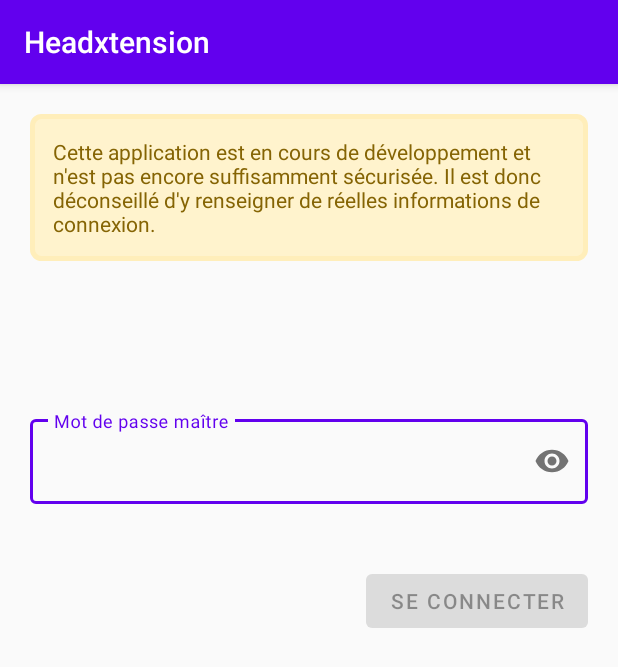
After one commit to Guillaume-Elambert/HeadXtension, an Android app: the fragment LoginFragment shown on its own in the app's theme, on a phone screen of 412 x 824 dp. The commit adds this screen. Shown: the top 667 px of the screen. Run offline under Robolectric (Android 15) with nearby library versions, the phone set to English and light mode, and no system bars; 2 statements that could not run were skipped.

Commit message:
+ Gestion de session à travers toute l'application + Page de connexion :      + Layout      + Classe d'implémentation + Cryptage de la base de données + Quelques correctifs de bugs + Quelques correctifs de code

```diff
--- a/app/build.gradle
+++ b/app/build.gradle
@@ -25,12 +25,13 @@ android {
 
 dependencies {
     implementation fileTree(dir: 'libs', include: ['*.jar'])
-
     implementation 'androidx.appcompat:appcompat:1.1.0'
     implementation 'com.google.android.material:material:1.1.0-alpha06'
     implementation 'androidx.constraintlayout:constraintlayout:1.1.3'
     implementation 'androidx.navigation:navigation-fragment:2.2.1'
     implementation 'androidx.navigation:navigation-ui:2.2.1'
+    implementation 'androidx.sqlite:sqlite:2.1.0'
+    implementation 'net.zetetic:android-database-sqlcipher:4.3.0@aar'
     testImplementation 'junit:junit:4.12'
     androidTestImplementation 'androidx.test.ext:junit:1.1.1'
     androidTestImplementation 'androidx.test.espresso:espresso-core:3.2.0'
--- a/app/src/main/AndroidManifest.xml
+++ b/app/src/main/AndroidManifest.xml
@@ -1,5 +1,6 @@
 <?xml version="1.0" encoding="utf-8"?>
 <manifest xmlns:android="http://schemas.android.com/apk/res/android"
+    xmlns:tools="http://schemas.android.com/tools"
     package="com.example.headxtension">
 
     <application
@@ -9,9 +10,10 @@
         android:label="@string/app_name"
         android:roundIcon="@mipmap/ic_launcher_round"
         android:supportsRtl="true"
-        android:theme="@style/AppTheme">
+        android:theme="@style/AppTheme"
+        tools:ignore="InnerclassSeparator">
         <activity
-            android:name="$Controlleur.MainActivity"
+            android:name=".Controlleur.MainActivity"
             android:label="@string/app_name"
             android:theme="@style/AppTheme.NoActionBar">
             <intent-filter>
--- /dev/null
+++ b/app/src/main/java/com/example/headxtension/Controlleur/LoginFragment.java
@@ -0,0 +1,130 @@
+package com.example.headxtension.Controlleur;
+
+import android.os.Bundle;
+import android.text.Editable;
+import android.text.TextWatcher;
+import android.util.Log;
+import android.view.LayoutInflater;
+import android.view.View;
+import android.view.ViewGroup;
+import android.widget.EditText;
+
+import androidx.annotation.NonNull;
+import androidx.fragment.app.Fragment;
+import androidx.navigation.NavController;
+import androidx.navigation.Navigation;
+
+import com.example.headxtension.Modele.HeadXtensionDAO;
+import com.example.headxtension.Modele.Session;
+import com.example.headxtension.R;
+import com.google.android.material.button.MaterialButton;
+import com.google.android.material.textfield.TextInputLayout;
+
+import java.util.regex.Pattern;
+
+public class LoginFragment extends Fragment {
+    private NavController navController;
+    private Session session = Session.getInstance();
+
+    @Override
+    public View onCreateView(
+            LayoutInflater inflater, ViewGroup container,
+            Bundle savedInstanceState
+    ) {
+        // Inflate the layout for this fragment
+        return inflater.inflate(R.layout.fragment_login, container, false);
+    }
+
+
+    public void onViewCreated(@NonNull final View view, Bundle savedInstanceState) {
+
+        super.onViewCreated(view, savedInstanceState);
+        navController = Navigation.findNavController(view);
+        Log.d("bddTest",String.valueOf(session.getRegistrationState()));
+
+        if(session.getRegistrationState()) {
+            final TextInputLayout passwordLayout = view.findViewById(R.id.password_text_input);
+            final EditText password = view.findViewById(R.id.passwordLogin);
+            final MaterialButton btnConnexion = view.findViewById(R.id.btnConnexion);
+
+            password.addTextChangedListener(new TextWatcher() {
+
+                /*
+                 * Entrée : l'utilisateur saisi du texte
+                 */
+                @Override
+                public void onTextChanged(CharSequence s, int start, int before, int count) {
+                    if(regexMdp(password.getText().toString())){
+
+                        if(!btnConnexion.isEnabled()){
+                            btnConnexion.setEnabled(true);
+                        }
+
+                        btnConnexion.setOnClickListener(new View.OnClickListener() {
+
+                            /*
+                             * Entrée : l'utilisation clic sur le bouton de validation du formulaire
+                             */
+                            @Override
+                            public void onClick(View view) {
+                                if (HeadXtensionDAO.checkBDOpenable(getActivity(), "")) {
+                                    session.setAuthenticationState(true);
+                                    navController.navigate(R.id.MainPageFragment);
+                                } else {
+                                    passwordLayout.setError(getString(R.string.loginWrongPassword));
+                                }
+                            }
+                        });
+
+                    } else {
+                        if(btnConnexion.isEnabled()){
+                            btnConnexion.setEnabled(false);
+                        }
+
+                    }
+                }
+
+                @Override
+                public void beforeTextChanged(CharSequence s, int start, int count, int after) {
+                    //Rien
+                }
+
+                @Override
+                public void afterTextChanged(Editable s) {
+                    //Rien
+                }
+            });
+        } else {
+                navController.navigate(R.id.SigninFragment);
+        }
+    }
+
+
+    /**
+     * Fonction qui verifie si la chaîne de caractères passée en paramètre correspond au format suivant :
+     *      - au moins 8 caractères
+     *      - au moins 1 lettre minuscule
+     *      - au moins 1 lettre majuscule
+     *      - au moins 1 chiffre
+     *      - au moins 1 caractère spécial
+     *      - pas d'espaces
+     * @param password le mot de passe saisi
+     * @return vrai si le mot de passe passé en paramètre correspond au format
+     */
+    private boolean regexMdp(String password){
+        boolean exec=false;
+        Pattern mdpPatern = Pattern.compile("^" +
+                "(?=.*[a-z])" +         //au moins 1 lettre minuscule
+                "(?=.*[A-Z])" +         //au moins 1 lettre majuscule
+                "(?=.*[0-9])" +         //au moins 1 chiffre
+                "(?=.*[@#$%^&+=])" +    //au moins 1 caractère spécial
+                "(?=\\S+$)" +           //pas d'espaces
+                ".{8,}" +               //au moins 8 caractères
+                "$");
+
+        if(mdpPatern.matcher(password).matches()){
+            exec = true;
+        }
+        return exec;
+    }
+}
--- a/app/src/main/java/com/example/headxtension/Modele/Credentials.java
+++ b/app/src/main/java/com/example/headxtension/Modele/Credential.java
@@ -3,12 +3,12 @@ package com.example.headxtension.Modele;
 import androidx.annotation.NonNull;
 import androidx.annotation.Nullable;
 
-public class Credentials {
+public class Credential {
 
     private int id;
     private String name, url, username, password;
 
-    public Credentials(int id, String name, @NonNull String url, @NonNull String username, @NonNull String password){
+    public Credential(int id, String name, @NonNull String url, @NonNull String username, @NonNull String password){
         this.id = id;
         this.name = name;
         this.url = url;
--- /dev/null
+++ b/app/src/main/java/com/example/headxtension/Modele/Session.java
@@ -0,0 +1,50 @@
+package com.example.headxtension.Modele;
+
+import android.content.Context;
+import android.content.SharedPreferences;
+import android.preference.PreferenceManager;
+
+public class Session{
+    private static Session mInstance;
+    private Context mContext;
+    //
+    private SharedPreferences mMyPreferences;
+
+    private Session(){ }
+
+    public static Session getInstance(){
+        if (mInstance == null) mInstance = new Session();
+        return mInstance;
+    }
+
+    public void Initialize(Context ctxt){
+        mContext = ctxt;
+        mMyPreferences = PreferenceManager.getDefaultSharedPreferences(mContext);
+    }
+
+    public void setStringPreference(String key, String value){
+        mMyPreferences.edit().putString(key, value).apply();
+    }
+
+    public String getStringPreference(String key){
+        return mMyPreferences.getString(key, "");
+    }
+
+    public void setAuthenticationState(boolean isLogin){
+        mMyPreferences.edit().putBoolean("isLogin",isLogin).apply();
+    }
+
+    public void setRegistrationState(boolean isRegister){
+        mMyPreferences.edit().putBoolean("isRegister",isRegister).apply();
+    }
+
+    public boolean getAuthenticationState(){
+        return mMyPreferences.getBoolean("isLogin",false);
+    }
+
+    public boolean getRegistrationState(){
+        return mMyPreferences.getBoolean("isRegister",false);
+    }
+
+
+}
--- a/app/src/main/res/layout/content_main.xml
+++ b/app/src/main/res/layout/content_main.xml
@@ -16,4 +16,5 @@
         app:layout_constraintRight_toRightOf="parent"
         app:layout_constraintTop_toTopOf="parent"
         app:navGraph="@navigation/nav_graph" />
+
 </androidx.constraintlayout.widget.ConstraintLayout>
--- /dev/null
+++ b/app/src/main/res/layout/fragment_login.xml
@@ -0,0 +1,67 @@
+<?xml version="1.0" encoding="utf-8"?>
+<ScrollView xmlns:android="http://schemas.android.com/apk/res/android"
+    xmlns:app="http://schemas.android.com/apk/res-auto"
+    xmlns:tools="http://schemas.android.com/tools"
+    android:layout_width="match_parent"
+    android:layout_height="match_parent"
+    tools:context=".Controlleur.LoginFragment"
+    android:theme="@style/Theme.MaterialComponents.DayNight">
+
+    <androidx.constraintlayout.widget.ConstraintLayout
+        android:layout_width="match_parent"
+        android:layout_height="wrap_content">
+
+        <TextView
+            android:id="@+id/messagePrevDev"
+            style="@style/warningMessage"
+            android:layout_width="0dp"
+            android:layout_height="wrap_content"
+            android:layout_marginStart="20dp"
+            android:layout_marginLeft="20dp"
+            android:layout_marginTop="20dp"
+            android:layout_marginEnd="20dp"
+            android:layout_marginRight="20dp"
+            android:text="@string/messagePrevDev"
+            app:layout_constraintEnd_toEndOf="parent"
+            app:layout_constraintStart_toStartOf="parent"
+            app:layout_constraintTop_toTopOf="parent" />
+
+
+        <com.google.android.material.textfield.TextInputLayout
+            android:id="@+id/password_text_input"
+            style="@style/Widget.MaterialComponents.TextInputLayout.OutlinedBox"
+            android:layout_width="0dp"
+            android:layout_height="wrap_content"
+            android:layout_marginTop="100dp"
+            android:hint="@string/passwordEntryHint"
+            app:errorEnabled="true"
+            app:helperTextEnabled="true"
+            app:layout_constraintEnd_toEndOf="@+id/messagePrevDev"
+            app:layout_constraintStart_toStartOf="@+id/messagePrevDev"
+            app:layout_constraintTop_toBottomOf="@+id/messagePrevDev"
+            app:passwordToggleEnabled="true">
+
+            <com.google.android.material.textfield.TextInputEditText
+                android:id="@+id/passwordLogin"
+                android:layout_width="match_parent"
+                android:layout_height="wrap_content"
+                android:inputType="textPassword" />
+        </com.google.android.material.textfield.TextInputLayout>
+
+
+        <com.google.android.material.button.MaterialButton
+            android:id="@+id/btnConnexion"
+            android:layout_width="wrap_content"
+            android:layout_height="wrap_content"
+            android:layout_marginTop="20dp"
+            android:clickable="false"
+            android:enabled="false"
+            android:text="@string/btnConnexion"
+            app:layout_constraintEnd_toEndOf="@+id/password_text_input"
+            app:layout_constraintTop_toBottomOf="@+id/password_text_input" />
+
+
+    </androidx.constraintlayout.widget.ConstraintLayout>
+
+
+</ScrollView>
--- a/app/src/main/res/values/strings.xml
+++ b/app/src/main/res/values/strings.xml
@@ -1,9 +1,11 @@
 <resources>
     <string name="app_name">Headxtension</string>
+    <string name="dbName">DB_HeadXtension.db</string>
     <string name="action_settings">Settings</string>
     <!-- Strings used for fragments for navigation -->
-    <string name="first_fragment_label">First Fragment</string>
-    <string name="second_fragment_label">Second Fragment</string>
+    <string name="signin_fragment_label">Signin Fragment</string>
+    <string name="login_fragment_label">Login Fragment</string>
+    <string name="main_page_fragment_label">Main Page Fragment</string>
     <string name="next">Next</string>
     <string name="previous">Previous</string>
 
@@ -14,6 +16,8 @@
     <string name="messagePrevSignin">Attention le mot de passe que vous entrez ci-dessous vous permettra d\'accéder plus tard à l\'application. Il ne pourra en aucun cas être modifié si vous le perdez, assurez-vous bien de le conserver quelque part (éviter tout support numérique et riviligier le papier). Vous pourrez également vous connecter via un QR Code qui vous sera fourni et que vous pourrez imprimer.</string>
 
     <string name="msgRegexMdp">Votre mot de passe doit contenir au moins 8 caractères et avoir des minuscules, des majuscules, des chiffres et des caractères spéciaux.</string>
+    <string name="loginWrongPassword">Mot de passe incorrect</string>
+
 
     <!-- Messages et tritres boîte de dialogue -->
 
@@ -29,6 +33,7 @@
     <string name="btnValider">Valider</string>
     <string name="btnOk">OK</string>
     <string name="btnAnnuler">Annuler</string>
+    <string name="btnConnexion">Se connecter</string>
 
     <!-- Fin messages et tritres boîte de dialogue -->
 
```
Also changed, not shown: app/src/main/java/com/example/headxtension/Controlleur/MainActivity.java (+34 -0 lines), app/src/main/java/com/example/headxtension/Controlleur/SecondFragment.java (+17 -1 lines), app/src/main/java/com/example/headxtension/Controlleur/SigninFragment.java (+77 -54 lines), app/src/main/java/com/example/headxtension/Modele/BdSQLiteOpenHelper.java (+17 -7 lines), app/src/main/java/com/example/headxtension/Modele/Folder.java (+7 -7 lines), app/src/main/java/com/example/headxtension/Modele/HeadXtensionDAO.java (+119 -47 lines), app/src/main/res/navigation/nav_graph.xml (+14 -15 lines), 2 other files.
